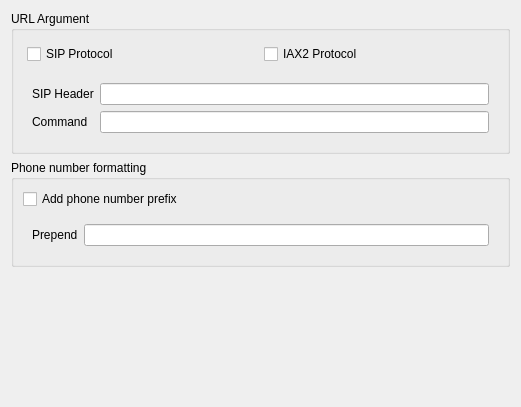
Old version of the form src/conf/dlghooksbase.ui in the repository KDE/ring-kde.
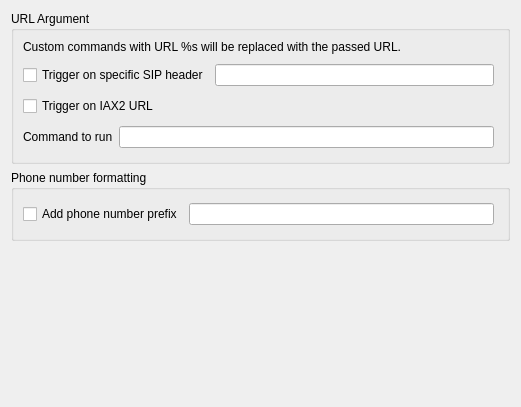
New version of the form. Custom widgets are drawn as their Qt base class.

Commit message: [#1762] distclean target should remove kconfig generated files (settings.h, settings.cpp). Rename them? [#1768] The account list of the main window is not well initialized at start [#1769] Status message is not updated when account order changed in config [#1770] Update config dialogs (history and hooks)

```diff
--- a/src/conf/dlghooksbase.ui
+++ b/src/conf/dlghooksbase.ui
@@ -20,6 +20,16 @@
       <string>URL Argument</string>
      </property>
      <layout class="QVBoxLayout" name="verticalLayout_12">
+      <item>
+       <widget class="QLabel" name="label">
+        <property name="text">
+         <string>Custom commands with URL %s will be replaced with the passed URL.</string>
+        </property>
+        <property name="wordWrap">
+         <bool>true</bool>
+        </property>
+       </widget>
+      </item>
       <item>
        <widget class="QWidget" name="widget_protocols" native="true">
         <property name="sizePolicy">
@@ -35,53 +45,64 @@
          </size>
         </property>
         <layout class="QHBoxLayout" name="horizontalLayout_8">
-         <property name="margin">
+         <property name="leftMargin">
+          <number>0</number>
+         </property>
+         <property name="topMargin">
+          <number>4</number>
+         </property>
+         <property name="rightMargin">
+          <number>4</number>
+         </property>
+         <property name="bottomMargin">
           <number>4</number>
          </property>
          <item>
           <widget class="QCheckBox" name="kcfg_enableHooksSIP">
            <property name="text">
-            <string>SIP Protocol</string>
+            <string>Trigger on specific SIP header</string>
            </property>
           </widget>
          </item>
          <item>
-          <widget class="QCheckBox" name="kcfg_enableHooksIAX">
-           <property name="text">
-            <string>IAX2 Protocol</string>
-           </property>
-          </widget>
+          <widget class="QLineEdit" name="kcfg_hooksSIPHeader"/>
          </item>
         </layout>
        </widget>
       </item>
+      <item>
+       <widget class="QCheckBox" name="kcfg_enableHooksIAX">
+        <property name="text">
+         <string>Trigger on IAX2 URL</string>
+        </property>
+       </widget>
+      </item>
       <item>
        <widget class="QWidget" name="widget_urlArgumentForm" native="true">
-        <layout class="QFormLayout" name="formLayout_6">
-         <item row="1" column="0">
-          <widget class="QLabel" name="label_SIPHeader">
-           <property name="text">
-            <string>SIP Header</string>
-           </property>
-           <property name="buddy">
-            <cstring>kcfg_hooksSIPHeader</cstring>
-           </property>
-          </widget>
-         </item>
-         <item row="3" column="0">
+        <layout class="QHBoxLayout" name="horizontalLayout">
+         <property name="leftMargin">
+          <number>0</number>
+         </property>
+         <property name="topMargin">
+          <number>4</number>
+         </property>
+         <property name="rightMargin">
+          <number>4</number>
+         </property>
+         <property name="bottomMargin">
+          <number>4</number>
+         </property>
+         <item>
           <widget class="QLabel" name="label_command">
            <property name="text">
-            <string>Command</string>
+            <string>Command to run</string>
            </property>
            <property name="buddy">
             <cstring>kcfg_hooksCommand</cstring>
            </property>
           </widget>
          </item>
-         <item row="1" column="1">
-          <widget class="KLineEdit" name="kcfg_hooksSIPHeader"/>
-         </item>
-         <item row="3" column="1">
+         <item>
           <widget class="KLineEdit" name="kcfg_hooksCommand"/>
          </item>
         </layout>
@@ -96,27 +117,29 @@
       <string>Phone number formatting</string>
      </property>
      <layout class="QVBoxLayout" name="verticalLayout_13">
-      <item>
-       <widget class="QCheckBox" name="kcfg_addPrefix">
-        <property name="text">
-         <string>Add phone number prefix</string>
-        </property>
-       </widget>
-      </item>
       <item>
        <widget class="QWidget" name="widget_phoneNumberFormattingForm" native="true">
-        <layout class="QFormLayout" name="formLayout_7">
-         <item row="1" column="0">
-          <widget class="QLabel" name="label_prepend">
+        <layout class="QHBoxLayout" name="horizontalLayout_2">
+         <property name="leftMargin">
+          <number>0</number>
+         </property>
+         <property name="topMargin">
+          <number>4</number>
+         </property>
+         <property name="rightMargin">
+          <number>4</number>
+         </property>
+         <property name="bottomMargin">
+          <number>4</number>
+         </property>
+         <item>
+          <widget class="QCheckBox" name="kcfg_addPrefix">
            <property name="text">
-            <string>Prepend</string>
-           </property>
-           <property name="buddy">
-            <cstring>kcfg_prepend</cstring>
+            <string>Add phone number prefix</string>
            </property>
           </widget>
          </item>
-         <item row="1" column="1">
+         <item>
           <widget class="KLineEdit" name="kcfg_prepend"/>
          </item>
         </layout>
```
The commit also changes 9 other files.
